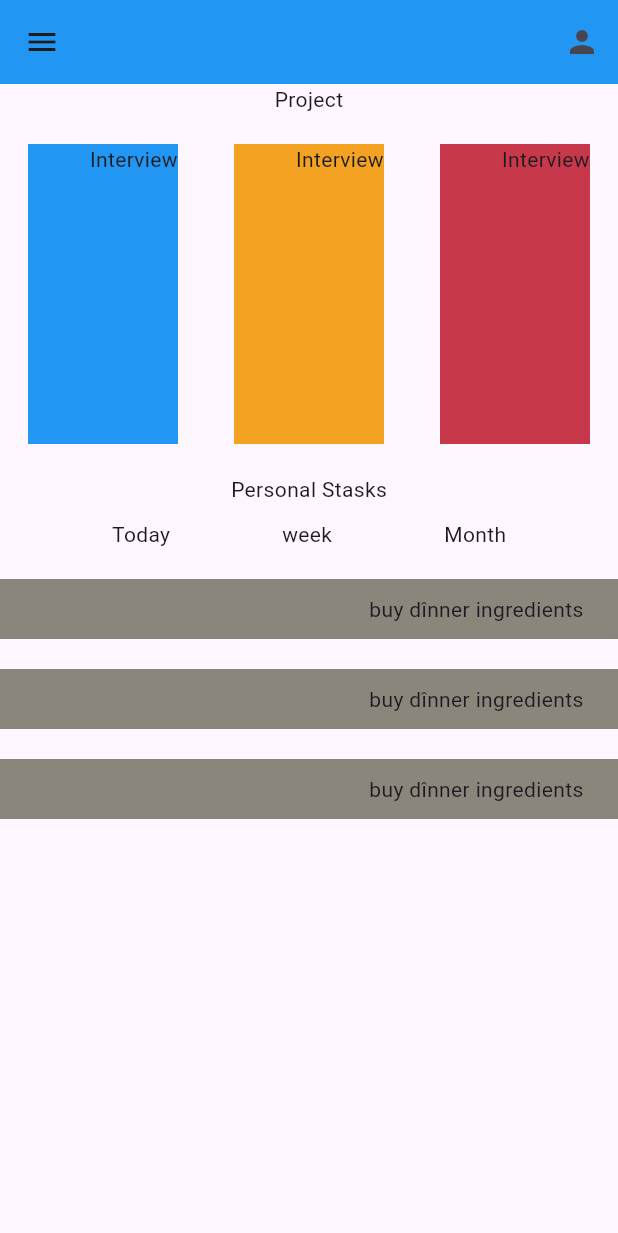
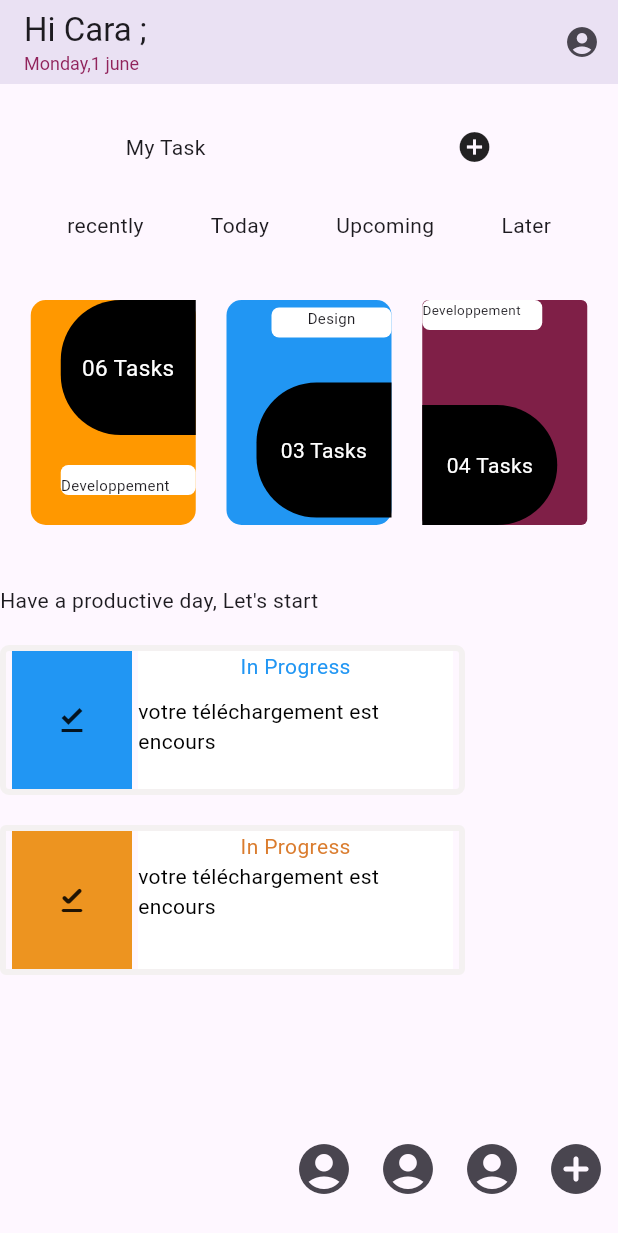
Before and after one commit to kodjovi-1/formation, a Flutter app: the screen it shows after launch, on a phone screen of 412 x 824 dp. Shown: the top 1233 px of the screen. Run offline on Flutter 3.47's test engine with Material 3 defaults, Android fonts, the phone set to English and light mode, and no system bars.

Commit message:
fin de mon exercice

```diff
--- /dev/null
+++ b/lib/travail.dart
@@ -0,0 +1,291 @@
+import 'dart:ui';
+import 'package:flutter/painting.dart';
+import 'package:flutter/rendering.dart';
+import 'package:flutter/widgets.dart';
+import 'package:flutter/cupertino.dart';
+import 'package:flutter/material.dart';
+
+class Nouveau extends StatefulWidget {
+  const Nouveau({super.key});
+
+  @override
+  State<Nouveau> createState() => _NouveauState();
+}
+
+class _NouveauState extends State<Nouveau> {
+  @override
+  Widget build(BuildContext context) {
+    return Scaffold(
+      appBar: AppBar(
+        title: const Column(crossAxisAlignment: CrossAxisAlignment.start,
+          children: [ Text("Hi Cara ;" ),
+        Text("Monday,1 june",
+        style: TextStyle( fontSize: 12, color: Color.fromARGB(255, 145, 35, 91)),) ]),
+        actions: [IconButton(onPressed: () {}, icon: const Icon(Icons.account_circle))],
+         elevation: 10.0,
+      ),
+      body: Column(
+        crossAxisAlignment: CrossAxisAlignment.start,
+        children: [const SizedBox(height: 30.0),
+          const Row(
+            mainAxisAlignment: MainAxisAlignment.spaceAround,
+            children: [
+              Text(
+                'My Task',
+
+              ),
+              Icon(Icons.add_circle),
+            ],
+          ),
+          const SizedBox(height: 30.0),
+          const Row(
+            mainAxisAlignment: MainAxisAlignment.spaceEvenly,
+            children: [
+              Text('recently'),
+              Text('Today'),
+              Text('Upcoming'),
+              Text('Later')
+            ],
+          ),
+          const SizedBox(height: 40.0),
+          Row(
+            mainAxisAlignment: MainAxisAlignment.spaceEvenly,
+            children: [
+              Container(
+                height: 150,
+                width: 110,
+                decoration: BoxDecoration(
+                  color: Colors.orange,
+                  borderRadius: BorderRadius.circular(10),
+                ),
+
+                  child: Column(
+                    crossAxisAlignment: CrossAxisAlignment.end,
+                    mainAxisAlignment: MainAxisAlignment.spaceEvenly,
+                    children: [
+                      Container(
+                        height: 90,
+                        width: 90,
+                        alignment: Alignment.center,
+                        decoration: const BoxDecoration(
+                            color: Colors.black,
+                            borderRadius: BorderRadius.only(
+                            topLeft: Radius.circular(40),
+                            bottomLeft: Radius.circular(40)),),
+                        child: const Text(
+                          '06 Tasks',
+                          style: TextStyle(color: Colors.white,
+                          fontSize:15 ),
+                          textAlign: TextAlign.center,
+                        ),
+                      ),
+                      const SizedBox(height: 20.0),
+                      Container(
+                        alignment: Alignment.bottomLeft,
+                        height: 20,
+                        width: 90,
+                        decoration: BoxDecoration(
+                          color: Colors.white,
+                          borderRadius: BorderRadius.circular(5),
+                        ),
+                        child: Container(
+                          alignment: Alignment.bottomLeft,
+                          child: const Text('Developpement',
+                          style: TextStyle(fontSize: 10),),
+
+                        ),
+                      ),
+                      const SizedBox(height: 20.0),
+                    ],
+                  ),
+
+              ),
+              Container(
+                height: 150,
+                width: 110,
+                decoration: BoxDecoration(
+                  color: Colors.blue,
+                  borderRadius: BorderRadius.circular(10),
+                ),
+                child: Column(
+                  crossAxisAlignment: CrossAxisAlignment.end,
+                  mainAxisAlignment: MainAxisAlignment.spaceEvenly,
+                  children: [
+                    Container(
+                      alignment: Alignment.topCenter,
+                      height: 20,
+                      width: 80,
+                      decoration: BoxDecoration(
+                        color: Colors.white,
+                        borderRadius: BorderRadius.circular(5),
+                      ),
+                      child: const Text('Design',
+                      style: TextStyle(fontSize: 10),),
+                    ),
+                    const SizedBox(height: 20),
+                    Container(
+                      alignment: Alignment.center,
+                      height: 90,
+                      width: 90,
+                      decoration: const BoxDecoration(
+                        color: Colors.black,
+                        borderRadius: BorderRadius.only(
+                            topLeft: Radius.circular(40),
+                            bottomLeft: Radius.circular(40)),
+                      ),
+                      child: const Text(
+                        '03 Tasks',
+                        textAlign: TextAlign.center,
+                        style: TextStyle(color: Colors.white),
+                      ),
+                    )
+                  ],
+                ),
+              ),
+              Container(
+                height: 150,
+                width: 110,
+                decoration: BoxDecoration(
+                  color: const Color.fromARGB(255, 127, 31, 71),
+                  borderRadius: BorderRadius.circular(4),
+                ),
+                child: Column(
+                  crossAxisAlignment: CrossAxisAlignment.start,
+                  children: [
+                    Container(
+                      alignment: Alignment.topLeft,
+                      height: 20,
+                      width: 80,
+                      decoration: BoxDecoration(
+                        color: Colors.white,
+                        borderRadius: BorderRadius.circular(5),
+                      ),
+                      child: const Text('Developpement',
+                      style: TextStyle(fontSize:9),
+                      ),
+                    ),
+                    const SizedBox(height: 50),
+                    Container(height: 80,
+                    width:90,
+                      alignment: Alignment.center,
+                      decoration:const BoxDecoration(
+                          color: Colors.black,
+                          borderRadius: BorderRadius.only(
+                            topRight: Radius.circular(40),
+                            bottomRight: Radius.circular(40)), ),
+                      child: const Text('04 Tasks',
+                      style: TextStyle(color: Colors.white),),
+                    )
+                  ],
+                ),
+              ),
+            ],
+          ),
+          const SizedBox(height: 40.0),
+          const Text("Have a productive day, Let's start"),
+          const SizedBox(height: 20.0),
+          Container(
+            height: 100,
+            width: 310,
+            decoration: BoxDecoration(
+              borderRadius: BorderRadius.circular(6),
+              border: Border.all(
+                  color: const Color.fromARGB(255, 244, 241, 241), width: 4),
+            ),
+            child: Row(
+              crossAxisAlignment: CrossAxisAlignment.start,
+              mainAxisAlignment: MainAxisAlignment.spaceEvenly,
+              children: [
+                Container(
+                  height: 100,
+                  width: 80,
+                  decoration: const BoxDecoration(
+                    color: Colors.blue,
+                  ),
+                  child: const Icon(Icons.download_done_outlined),
+                ),
+                Container(
+                  height: 100,
+                  width: 210,
+                  decoration: const BoxDecoration(
+                    color: Colors.white,
+                  ),
+                  child: const Column(
+                    crossAxisAlignment: CrossAxisAlignment.center,
+                    children: [
+                      Text(
+                        'In Progress',
+                        style: TextStyle(
+                          color: Colors.blue,
+                        ),
+                      ),
+                      const SizedBox(height: 10.0),
+                      Text(
+                        'votre téléchargement est encours ',
+                        style: TextStyle(color: Colors.black),
+                      )
+                    ],
+                  ),
+                ),
+              ],
+            ),
+          ),
+          const SizedBox(height: 20.0),
+          Container(
+            height: 100,
+            width: 310,
+            decoration: BoxDecoration(
+              borderRadius: BorderRadius.circular(4),
+              border: Border.all(
+                  color: const Color.fromARGB(255, 244, 241, 241), width: 4),
+            ),
+            child: Row(
+              crossAxisAlignment: CrossAxisAlignment.start,
+              mainAxisAlignment: MainAxisAlignment.spaceEvenly,
+              children: [
+                Container(
+                  height: 100,
+                  width: 80,
+                  decoration: const BoxDecoration(
+                    color: Color.fromARGB(255, 237, 148, 32),
+                  ),
+                  child: const Icon(Icons.download_done_rounded),
+                ),
+                Container(
+                    height: 100,
+                    width: 210,
+                    decoration: const BoxDecoration(color: Colors.white),
+                    child: const Column(
+                      crossAxisAlignment: CrossAxisAlignment.center,
+                      children: [
+                        Text(
+                          'In Progress',
+                          style: TextStyle(
+                              color: Color.fromARGB(255, 218, 124, 46)),
+                        ),
+                        Text(
+                          'votre téléchargement est encours ',
+                          style: TextStyle(color: Colors.black),
+                        )
+                      ],
+                    )),
+              ],
+            ),
+          ),
+        ],
+      ),
+      bottomNavigationBar:  SizedBox( height: 90,width: 100,
+      child: Row(mainAxisAlignment: MainAxisAlignment.end,
+         children: [
+          IconButton(onPressed: () {}, icon:const Icon(Icons.account_circle),
+          iconSize: 40,),
+          IconButton(onPressed: () {}, icon:const Icon(Icons.account_circle),
+          iconSize: 40,),
+          IconButton(onPressed: () {}, icon:const Icon(Icons.account_circle),
+          iconSize: 40,),
+          IconButton(onPressed: () {}, icon:const Icon(Icons.add_circle_rounded),
+          iconSize: 40,)
+         ],), ),
+    );
+  }
+}
--- a/pubspec.yaml
+++ b/pubspec.yaml
@@ -32,10 +32,10 @@ dependencies:
     sdk: flutter
 
 
+
   # The following adds the Cupertino Icons font to your application.
   # Use with the CupertinoIcons class for iOS style icons.
-  cupertino_icons: ^1.0.6
-
+cupertino_http: ^1.0.2
 dev_dependencies:
   flutter_test:
     sdk: flutter
```
Also changed, not shown: lib/annexe.dart (added, +161 -0 lines), lib/cona.dart (+101 -18 lines), lib/main.dart (+9 -3 lines), pubspec.lock.
